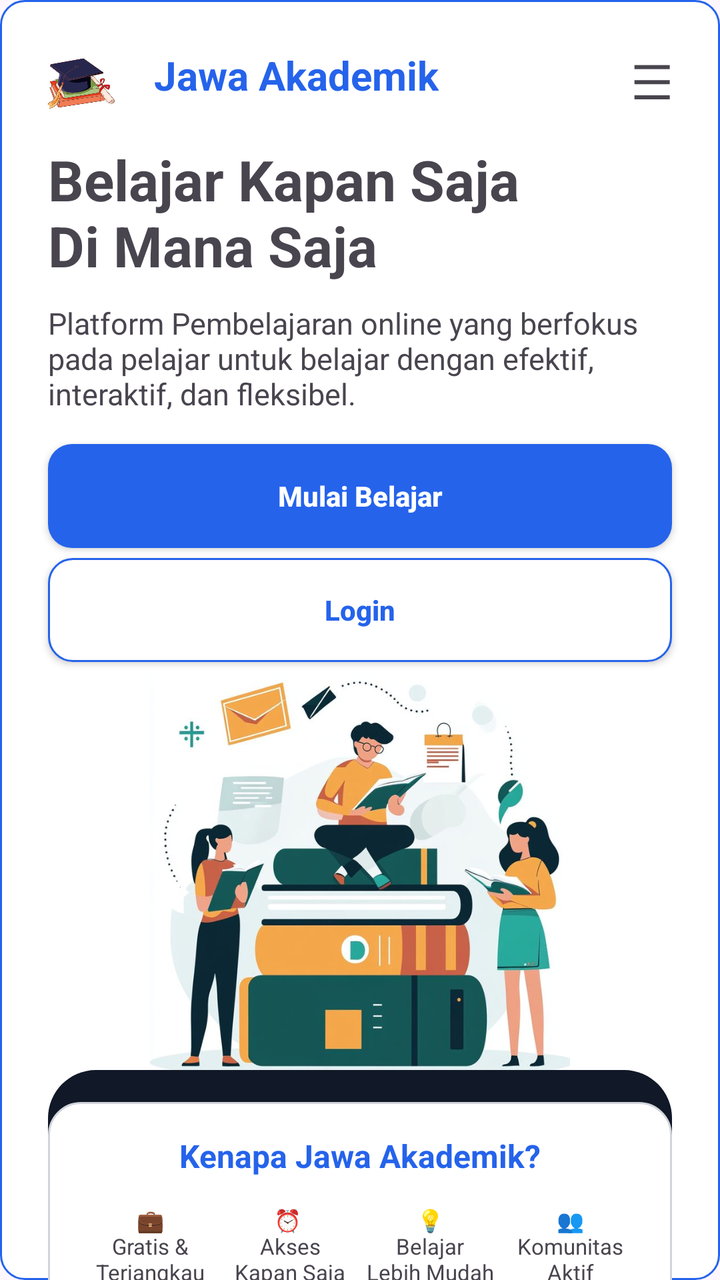
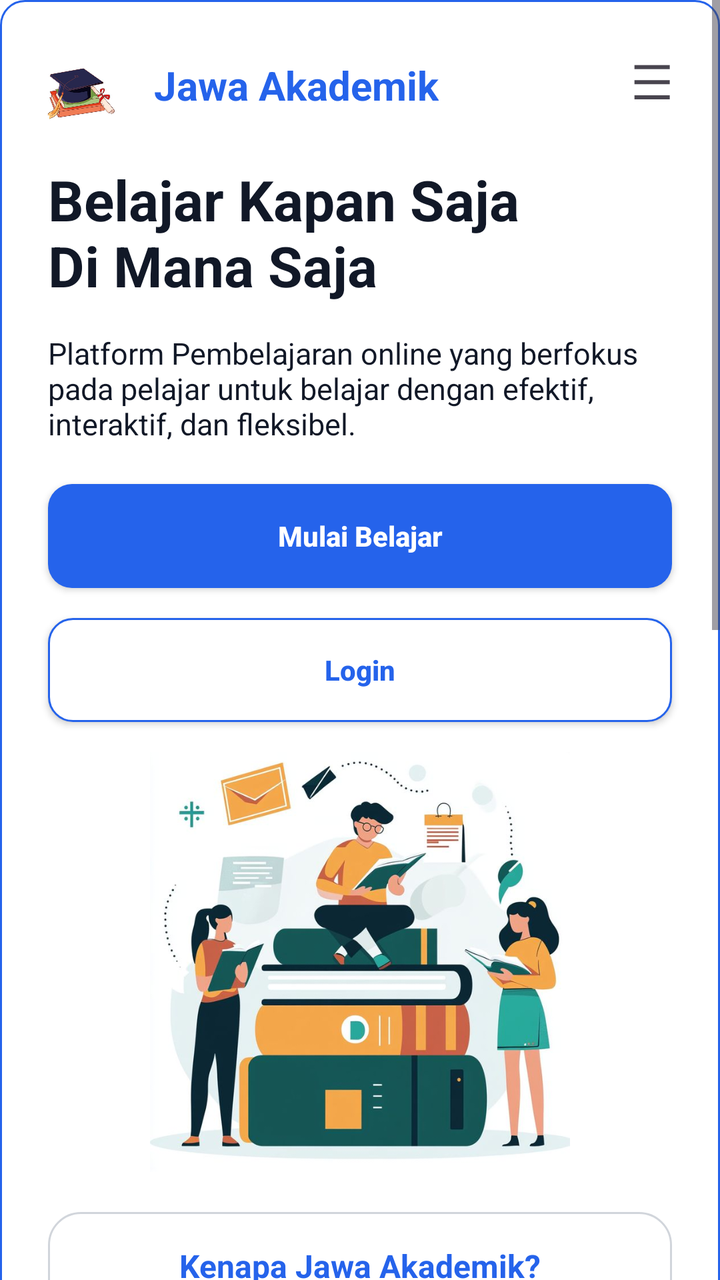

Screens rendered from an Android XML layout before and after an edit, with the pre-edit source and the edit as a unified diff.
<!-- AndroidManifest.xml: application theme Theme.JawaAkademik -->
<!-- res/layout/activity_landing.xml -->
<?xml version="1.0" encoding="utf-8"?>
<androidx.constraintlayout.widget.ConstraintLayout xmlns:android="http://schemas.android.com/apk/res/android"
    xmlns:app="http://schemas.android.com/apk/res-auto"
    xmlns:tools="http://schemas.android.com/tools"
    android:id="@+id/main"
    android:layout_width="match_parent"
    android:layout_height="match_parent"
    android:background="@drawable/bg_button_outline"
    tools:context=".LandingActivity">

    <TextView
        android:id="@+id/txtJudul"
        android:layout_width="wrap_content"
        android:layout_height="wrap_content"
        android:layout_marginStart="10dp"
        android:layout_marginTop="24dp"
        android:text="Jawa Akademik"
        android:textColor="@color/blue_primary"
        android:textSize="20sp"
        android:textStyle="bold"
        app:layout_constraintStart_toEndOf="@+id/imgLandingLogo"
        app:layout_constraintTop_toTopOf="parent" />

    <ImageView
        android:id="@+id/imgLandingLogo"
        android:layout_width="52dp"
        android:layout_height="56dp"
        android:layout_marginStart="10dp"
        android:layout_marginTop="15dp"
        android:layout_marginEnd="10dp"
        android:scaleType="centerInside"
        app:layout_constraintEnd_toEndOf="parent"
        app:layout_constraintHorizontal_bias="0.017"
        app:layout_constraintStart_toStartOf="parent"
        app:layout_constraintTop_toTopOf="parent"
        app:srcCompat="@drawable/image_login" />

    <TextView
        android:id="@+id/txtMenu"
        android:layout_width="wrap_content"
        android:layout_height="wrap_content"
        android:layout_marginTop="24dp"
        android:layout_marginEnd="24dp"
        android:text="☰"
        android:textSize="24sp"
        app:layout_constraintEnd_toEndOf="parent"
        app:layout_constraintTop_toTopOf="parent" />

    <TextView
        android:id="@+id/txtTitle"
        android:layout_width="0dp"
        android:layout_height="wrap_content"
        android:layout_marginStart="24dp"
        android:layout_marginTop="20dp"
        android:layout_marginEnd="24dp"
        android:text="Belajar Kapan Saja\nDi Mana Saja"
        android:textSize="28sp"
        android:textStyle="bold"
        app:layout_constraintEnd_toEndOf="parent"
        app:layout_constraintHorizontal_bias="0.0"
        app:layout_constraintStart_toStartOf="parent"
        app:layout_constraintTop_toBottomOf="@+id/txtJudul" />

    <TextView
        android:id="@+id/txtDeescription"
        android:layout_width="0dp"
        android:layout_height="wrap_content"
        android:layout_marginStart="24dp"
        android:layout_marginTop="10dp"
        android:layout_marginEnd="24dp"
        android:text="Platform Pembelajaran online yang berfokus pada pelajar untuk belajar dengan efektif, interaktif, dan fleksibel."
        android:textSize="15sp"
        app:layout_constraintEnd_toEndOf="parent"
        app:layout_constraintStart_toStartOf="parent"
        app:layout_constraintTop_toBottomOf="@+id/txtTitle" />

    <androidx.appcompat.widget.AppCompatButton
        android:id="@+id/btnMulai"
        android:layout_width="0dp"
        android:layout_height="52dp"
        android:layout_marginStart="24dp"
        android:layout_marginTop="15dp"
        android:layout_marginEnd="24dp"
        android:background="@drawable/bg_button_primary"
        android:backgroundTint="@color/blue_primary"
        android:text="Mulai Belajar"
        android:textAllCaps="false"
        android:textColor="@color/white"
        android:textStyle="bold"
        app:layout_constraintEnd_toEndOf="parent"
        app:layout_constraintHorizontal_bias="1.0"
        app:layout_constraintStart_toStartOf="parent"
        app:layout_constraintTop_toBottomOf="@+id/txtDeescription" />

    <androidx.appcompat.widget.AppCompatButton
        android:id="@+id/btnLogin"
        android:layout_width="0dp"
        android:layout_height="52dp"
        android:layout_marginStart="24dp"
        android:layout_marginTop="5dp"
        android:layout_marginEnd="24dp"
        android:background="@drawable/bg_button_outline"
        android:backgroundTint="@null"
        android:text="Login"
        android:textAllCaps="false"
        android:textColor="@color/blue_primary"
        android:textStyle="bold"
        app:layout_constraintEnd_toEndOf="parent"
        app:layout_constraintStart_toStartOf="parent"
        app:layout_constraintTop_toBottomOf="@+id/btnMulai" />

    <ImageView
        android:id="@+id/imgHero"
        android:layout_width="0dp"
        android:layout_height="210dp"
        android:layout_marginStart="24dp"
        android:layout_marginTop="5dp"
        android:layout_marginEnd="24dp"
        android:scaleType="centerInside"
        app:layout_constraintEnd_toEndOf="parent"
        app:layout_constraintStart_toStartOf="parent"
        app:layout_constraintTop_toBottomOf="@+id/btnLogin"
        app:srcCompat="@drawable/image_student" />

    <LinearLayout
        android:id="@+id/layoutFeatureBox"
        android:layout_width="0dp"
        android:layout_height="100dp"
        android:layout_marginStart="24dp"
        android:layout_marginTop="8dp"
        android:layout_marginEnd="24dp"
        android:layout_marginBottom="24dp"
        android:background="@drawable/bg_feature_box"
        android:orientation="horizontal"
        android:padding="18dp"
        app:layout_constraintBottom_toBottomOf="parent"
        app:layout_constraintEnd_toEndOf="parent"
        app:layout_constraintHorizontal_bias="0.0"
        app:layout_constraintStart_toStartOf="parent"
        app:layout_constraintTop_toBottomOf="@+id/imgHero">

        <TextView
            android:id="@+id/txtFeatureMater"
            android:layout_width="0dp"
            android:layout_height="match_parent"
            android:layout_weight="1"
            android:gravity="center"
            android:text="📚\nMateri\nLengkap"
            android:textColor="@color/white"
            android:textSize="12sp" />

        <TextView
            android:id="@+id/txtFeatureVideo"
            android:layout_width="0dp"
            android:layout_height="match_parent"
            android:layout_weight="1"
            android:gravity="center"
            android:text="▶️\nVideo\nInteraktif"
            android:textColor="@color/white"
            android:textSize="12sp" />

        <TextView
            android:id="@+id/txtFeatureForum"
            android:layout_width="0dp"
            android:layout_height="match_parent"
            android:layout_weight="1"
            android:gravity="center"
            android:text="💬\nForum\nDiskusi"
            android:textColor="@color/white"
            android:textSize="12sp" />

        <TextView
            android:id="@+id/txtFeatureAbsensi"
            android:layout_width="0dp"
            android:layout_height="match_parent"
            android:layout_weight="1"
            android:gravity="center"
            android:text="✅\nAbsensi\nOtomatis"
            android:textColor="@color/white"
            android:textSize="12sp" />

    </LinearLayout>

    <LinearLayout
        android:id="@+id/layoutWhy"
        android:layout_width="0dp"
        android:layout_height="wrap_content"
        android:layout_marginStart="24dp"
        android:layout_marginTop="5dp"
        android:layout_marginEnd="24dp"
        android:background="@drawable/bg_card_white"
        android:orientation="vertical"
        android:padding="16dp"
        app:layout_constraintEnd_toEndOf="parent"
        app:layout_constraintHorizontal_bias="1.0"
        app:layout_constraintStart_toStartOf="parent"
        app:layout_constraintTop_toBottomOf="@+id/imgHero">

        <TextView
            android:id="@+id/txtWhyTitle"
            android:layout_width="match_parent"
            android:layout_height="wrap_content"
            android:gravity="center"
            android:text="Kenapa Jawa Akademik?"
            android:textColor="@color/blue_primary"
            android:textSize="16sp"
            android:textStyle="bold" />

        <LinearLayout
            android:id="@+id/LayoutBenefit"
            android:layout_width="match_parent"
            android:layout_height="match_parent"
            android:layout_marginTop="14dp"
            android:orientation="horizontal">

            <TextView
                android:id="@+id/txtGratis"
                android:layout_width="0dp"
                android:layout_height="wrap_content"
                android:layout_weight="1"
                android:gravity="center"
                android:text="💼\nGratis &amp;\nTerjangkau"
                android:textSize="11sp" />

            <TextView
                android:id="@+id/txtAkses"
                android:layout_width="0dp"
                android:layout_height="wrap_content"
                android:layout_weight="1"
                android:gravity="center"
                android:text="⏰ \nAkses\nKapan Saja"
                android:textSize="11sp" />

            <TextView
                android:id="@+id/txtMudah"
                android:layout_width="0dp"
                android:layout_height="wrap_content"
                android:layout_weight="1"
                android:gravity="center"
                android:text="💡\nBelajar\nLebih Mudah"
                android:textSize="11sp" />

            <TextView
                android:id="@+id/txtKomunitas"
                android:layout_width="0dp"
                android:layout_height="wrap_content"
                android:layout_weight="1"
                android:gravity="center"
                android:text="👥\nKomunitas\nAktif"
                android:textSize="11sp" />

        </LinearLayout>

    </LinearLayout>

    <LinearLayout
        android:id="@+id/layoutStatistik"
        android:layout_width="0dp"
        android:layout_height="wrap_content"
        android:layout_marginStart="24dp"
        android:layout_marginTop="8dp"
        android:layout_marginEnd="24dp"
        android:background="@drawable/bg_card_white"
        android:orientation="vertical"
        android:padding="16dp"
        app:layout_constraintEnd_toEndOf="parent"
        app:layout_constraintHorizontal_bias="0.0"
        app:layout_constraintStart_toStartOf="parent"
        app:layout_constraintTop_toBottomOf="@+id/layoutFeatureBox">

        <TextView
            android:id="@+id/txtStatistikTitle"
            android:layout_width="match_parent"
            android:layout_height="wrap_content"
            android:gravity="center"
            android:text="Statistik Pengguna"
            android:textColor="@color/blue_primary"
            android:textSize="16sp"
            android:textStyle="bold" />

        <LinearLayout
            android:id="@+id/layoutStatistikItem"
            android:layout_width="match_parent"
            android:layout_height="wrap_content"
            android:layout_marginTop="14dp"
            android:orientation="horizontal">

            <TextView
                android:id="@+id/txtStatSiswa"
                android:layout_width="0dp"
                android:layout_height="wrap_content"
                android:layout_weight="1"
                android:gravity="center"
                android:text="👤\n12.500+\nSiswa Aktif"
                android:textSize="11sp" />

            <TextView
                android:id="@+id/txtStatMateri"
                android:layout_width="0dp"
                android:layout_height="wrap_content"
                android:layout_weight="1"
                android:gravity="center"
                android:text="📖 \n10+ \nMateri"
                android:textSize="11sp" />

            <TextView
                android:id="@+id/txtStatDiskusi"
                android:layout_width="0dp"
                android:layout_height="wrap_content"
                android:layout_weight="1"
                android:gravity="center"
                android:text="💬 \n50+\nDiskusi"
                android:textSize="11sp" />
        </LinearLayout>
    </LinearLayout>

</androidx.constraintlayout.widget.ConstraintLayout>
<!-- resources referenced by this layout -->
<resources>
  <color name="blue_primary">#2563EB</color>
  <color name="white">#FFFFFF</color>
  <!-- drawable bg_button_outline (drawable) -->
  <?xml version="1.0" encoding="utf-8"?>
  <shape xmlns:android="http://schemas.android.com/apk/res/android">
      <solid android:color="@color/white"/>
      <stroke
          android:width="1dp"
          android:color="@color/blue_primary"/>
      <corners android:radius="12dp"/>
  </shape>
  <!-- drawable bg_button_primary (drawable) -->
  <?xml version="1.0" encoding="utf-8"?>
  <shape xmlns:android="http://schemas.android.com/apk/res/android">
      <solid android:color="@color/blue_primary"/>
      <corners android:radius="12dp"/>
  </shape>
  <!-- drawable bg_card_white (drawable) -->
  <?xml version="1.0" encoding="utf-8"?>
  <shape xmlns:android="http://schemas.android.com/apk/res/android">
  <solid android:color="@color/white" />
  <stroke
      android:width="1dp"
      android:color="#D1D5DB" />
  <corners android:radius="16dp" />
  </shape>
  <!-- drawable bg_feature_box (drawable) -->
  <?xml version="1.0" encoding="utf-8"?>
  <shape xmlns:android="http://schemas.android.com/apk/res/android">
      <solid android:color="@color/black_soft"/>
      <corners android:radius="24dp"/>
  </shape>
  <!-- drawable image_login: jpg bitmap (drawable, 17799 bytes) -->
  <!-- drawable image_student: jpg bitmap (drawable, 52410 bytes) -->
  <style name="Theme.JawaAkademik" parent="Base.Theme.JawaAkademik" />
  <color name="black_soft">#111827</color>
  <style name="Base.Theme.JawaAkademik" parent="Theme.Material3.DayNight.NoActionBar">
          
          
      </style>
</resources>

<!-- the commit's change to res/layout/activity_landing.xml (unified diff, before → after) -->
@@ -1,317 +1,376 @@
 <?xml version="1.0" encoding="utf-8"?>
-<androidx.constraintlayout.widget.ConstraintLayout xmlns:android="http://schemas.android.com/apk/res/android"
+<ScrollView xmlns:android="http://schemas.android.com/apk/res/android"
     xmlns:app="http://schemas.android.com/apk/res-auto"
     xmlns:tools="http://schemas.android.com/tools"
-    android:id="@+id/main"
     android:layout_width="match_parent"
     android:layout_height="match_parent"
-    android:background="@drawable/bg_button_outline"
-    tools:context=".LandingActivity">
-
-    <TextView
-        android:id="@+id/txtJudul"
-        android:layout_width="wrap_content"
-        android:layout_height="wrap_content"
-        android:layout_marginStart="10dp"
-        android:layout_marginTop="24dp"
-        android:text="Jawa Akademik"
-        android:textColor="@color/blue_primary"
-        android:textSize="20sp"
-        android:textStyle="bold"
-        app:layout_constraintStart_toEndOf="@+id/imgLandingLogo"
-        app:layout_constraintTop_toTopOf="parent" />
-
-    <ImageView
-        android:id="@+id/imgLandingLogo"
-        android:layout_width="52dp"
-        android:layout_height="56dp"
-        android:layout_marginStart="10dp"
-        android:layout_marginTop="15dp"
-        android:layout_marginEnd="10dp"
-        android:scaleType="centerInside"
-        app:layout_constraintEnd_toEndOf="parent"
-        app:layout_constraintHorizontal_bias="0.017"
-        app:layout_constraintStart_toStartOf="parent"
-        app:layout_constraintTop_toTopOf="parent"
-        app:srcCompat="@drawable/image_login" />
-
-    <TextView
-        android:id="@+id/txtMenu"
-        android:layout_width="wrap_content"
-        android:layout_height="wrap_content"
-        android:layout_marginTop="24dp"
-        android:layout_marginEnd="24dp"
-        android:text="☰"
-        android:textSize="24sp"
-        app:layout_constraintEnd_toEndOf="parent"
-        app:layout_constraintTop_toTopOf="parent" />
-
-    <TextView
-        android:id="@+id/txtTitle"
-        android:layout_width="0dp"
-        android:layout_height="wrap_content"
-        android:layout_marginStart="24dp"
-        android:layout_marginTop="20dp"
-        android:layout_marginEnd="24dp"
-        android:text="Belajar Kapan Saja\nDi Mana Saja"
-        android:textSize="28sp"
-        android:textStyle="bold"
-        app:layout_constraintEnd_toEndOf="parent"
-        app:layout_constraintHorizontal_bias="0.0"
-        app:layout_constraintStart_toStartOf="parent"
-        app:layout_constraintTop_toBottomOf="@+id/txtJudul" />
-
-    <TextView
-        android:id="@+id/txtDeescription"
-        android:layout_width="0dp"
-        android:layout_height="wrap_content"
-        android:layout_marginStart="24dp"
-        android:layout_marginTop="10dp"
-        android:layout_marginEnd="24dp"
-        android:text="Platform Pembelajaran online yang berfokus pada pelajar untuk belajar dengan efektif, interaktif, dan fleksibel."
-        android:textSize="15sp"
-        app:layout_constraintEnd_toEndOf="parent"
-        app:layout_constraintStart_toStartOf="parent"
-        app:layout_constraintTop_toBottomOf="@+id/txtTitle" />
-
-    <androidx.appcompat.widget.AppCompatButton
-        android:id="@+id/btnMulai"
-        android:layout_width="0dp"
-        android:layout_height="52dp"
-        android:layout_marginStart="24dp"
-        android:layout_marginTop="15dp"
-        android:layout_marginEnd="24dp"
-        android:background="@drawable/bg_button_primary"
-        android:backgroundTint="@color/blue_primary"
-        android:text="Mulai Belajar"
-        android:textAllCaps="false"
-        android:textColor="@color/white"
-        android:textStyle="bold"
-        app:layout_constraintEnd_toEndOf="parent"
-        app:layout_constraintHorizontal_bias="1.0"
-        app:layout_constraintStart_toStartOf="parent"
-        app:layout_constraintTop_toBottomOf="@+id/txtDeescription" />
-
-    <androidx.appcompat.widget.AppCompatButton
-        android:id="@+id/btnLogin"
-        android:layout_width="0dp"
-        android:layout_height="52dp"
-        android:layout_marginStart="24dp"
-        android:layout_marginTop="5dp"
-        android:layout_marginEnd="24dp"
+    android:background="@color/white"
+    android:fillViewport="true">
+
+    <androidx.constraintlayout.widget.ConstraintLayout
+        android:id="@+id/main"
+        android:layout_width="match_parent"
+        android:layout_height="match_parent"
         android:background="@drawable/bg_button_outline"
-        android:backgroundTint="@null"
-        android:text="Login"
-        android:textAllCaps="false"
-        android:textColor="@color/blue_primary"
-        android:textStyle="bold"
-        app:layout_constraintEnd_toEndOf="parent"
-        app:layout_constraintStart_toStartOf="parent"
-        app:layout_constraintTop_toBottomOf="@+id/btnMulai" />
-
-    <ImageView
-        android:id="@+id/imgHero"
-        android:layout_width="0dp"
-        android:layout_height="210dp"
-        android:layout_marginStart="24dp"
-        android:layout_marginTop="5dp"
-        android:layout_marginEnd="24dp"
-        android:scaleType="centerInside"
-        app:layout_constraintEnd_toEndOf="parent"
-        app:layout_constraintStart_toStartOf="parent"
-        app:layout_constraintTop_toBottomOf="@+id/btnLogin"
-        app:srcCompat="@drawable/image_student" />
-
-    <LinearLayout
-        android:id="@+id/layoutFeatureBox"
-        android:layout_width="0dp"
-        android:layout_height="100dp"
-        android:layout_marginStart="24dp"
-        android:layout_marginTop="8dp"
-        android:layout_marginEnd="24dp"
-        android:layout_marginBottom="24dp"
-        android:background="@drawable/bg_feature_box"
-        android:orientation="horizontal"
-        android:padding="18dp"
-        app:layout_constraintBottom_toBottomOf="parent"
-        app:layout_constraintEnd_toEndOf="parent"
-        app:layout_constraintHorizontal_bias="0.0"
-        app:layout_constraintStart_toStartOf="parent"
-        app:layout_constraintTop_toBottomOf="@+id/imgHero">
+        tools:context=".LandingActivity">
 
         <TextView
-            android:id="@+id/txtFeatureMater"
-            android:layout_width="0dp"
-            android:layout_height="match_parent"
-            android:layout_weight="1"
-            android:gravity="center"
-            android:text="📚\nMateri\nLengkap"
+            android:id="@+id/txtJudul"
+            android:layout_width="wrap_content"
+            android:layout_height="wrap_content"
+            android:layout_marginStart="10dp"
+            android:layout_marginTop="29dp"
+            android:text="Jawa Akademik"
+            android:textColor="@color/blue_primary"
+            android:textSize="20sp"
+            android:textStyle="bold"
+            app:layout_constraintStart_toEndOf="@+id/imgLandingLogo"
+            app:layout_constraintTop_toTopOf="parent" />
+
+        <ImageView
+            android:id="@+id/imgLandingLogo"
+            android:layout_width="52dp"
+            android:layout_height="56dp"
+            android:layout_marginStart="10dp"
+            android:layout_marginTop="20dp"
+            android:layout_marginEnd="10dp"
+            android:scaleType="centerInside"
+            app:layout_constraintEnd_toEndOf="parent"
+            app:layout_constraintHorizontal_bias="0.017"
+            app:layout_constraintStart_toStartOf="parent"
+            app:layout_constraintTop_toTopOf="parent"
+            app:srcCompat="@drawable/image_login" />
+
+        <TextView
+            android:id="@+id/txtMenu"
+            android:layout_width="wrap_content"
+            android:layout_height="wrap_content"
+            android:layout_marginTop="24dp"
+            android:layout_marginEnd="24dp"
+            android:text="☰"
+            android:textSize="24sp"
+            app:layout_constraintEnd_toEndOf="parent"
+            app:layout_constraintTop_toTopOf="parent" />
+
+        <TextView
+            android:id="@+id/txtTitle"
+            android:layout_width="0dp"
+            android:layout_height="wrap_content"
+            android:layout_marginStart="24dp"
+            android:layout_marginTop="25dp"
+            android:layout_marginEnd="24dp"
+            android:text="Belajar Kapan Saja\nDi Mana Saja"
+            android:textColor="@color/black_soft"
+            android:textSize="28sp"
+            android:textStyle="bold"
+            app:layout_constraintEnd_toEndOf="parent"
+            app:layout_constraintHorizontal_bias="0.0"
+            app:layout_constraintStart_toStartOf="parent"
+            app:layout_constraintTop_toBottomOf="@+id/txtJudul" />
+
+        <TextView
+            android:id="@+id/txtDeescription"
+            android:layout_width="0dp"
+            android:layout_height="wrap_content"
+            android:layout_marginStart="24dp"
+            android:layout_marginTop="15dp"
+            android:layout_marginEnd="24dp"
+            android:text="Platform Pembelajaran online yang berfokus pada pelajar untuk belajar dengan efektif, interaktif, dan fleksibel."
+            android:textColor="@color/black_soft"
+            android:textSize="15sp"
+            app:layout_constraintEnd_toEndOf="parent"
+            app:layout_constraintStart_toStartOf="parent"
+            app:layout_constraintTop_toBottomOf="@+id/txtTitle" />
+
+        <androidx.appcompat.widget.AppCompatButton
+            android:id="@+id/btnMulai"
+            android:layout_width="0dp"
+            android:layout_height="52dp"
+            android:layout_marginStart="24dp"
+            android:layout_marginTop="20dp"
+            android:layout_marginEnd="24dp"
+            android:background="@drawable/bg_button_primary"
+            android:backgroundTint="@color/blue_primary"
+            android:text="Mulai Belajar"
+            android:textAllCaps="false"
             android:textColor="@color/white"
-            android:textSize="12sp" />
-
-        <TextView
-            android:id="@+id/txtFeatureVideo"
-            android:layout_width="0dp"
-            android:layout_height="match_parent"
-            android:layout_weight="1"
-            android:gravity="center"
-            android:text="▶️\nVideo\nInteraktif"
-            android:textColor="@color/white"
-            android:textSize="12sp" />
-
-        <TextView
-            android:id="@+id/txtFeatureForum"
-            android:layout_width="0dp"
-            android:layout_height="match_parent"
-            android:layout_weight="1"
-            android:gravity="center"
-            android:text="💬\nForum\nDiskusi"
-            android:textColor="@color/white"
-            android:textSize="12sp" />
-
-        <TextView
-            android:id="@+id/txtFeatureAbsensi"
-            android:layout_width="0dp"
-            android:layout_height="match_parent"
-            android:layout_weight="1"
-            android:gravity="center"
-            android:text="✅\nAbsensi\nOtomatis"
-            android:textColor="@color/white"
-            android:textSize="12sp" />
-
-    </LinearLayout>
-
-    <LinearLayout
-        android:id="@+id/layoutWhy"
-        android:layout_width="0dp"
-        android:layout_height="wrap_content"
-        android:layout_marginStart="24dp"
-        android:layout_marginTop="5dp"
-        android:layout_marginEnd="24dp"
-        android:background="@drawable/bg_card_white"
-        android:orientation="vertical"
-        android:padding="16dp"
-        app:layout_constraintEnd_toEndOf="parent"
-        app:layout_constraintHorizontal_bias="1.0"
-        app:layout_constraintStart_toStartOf="parent"
-        app:layout_constraintTop_toBottomOf="@+id/imgHero">
-
-        <TextView
-            android:id="@+id/txtWhyTitle"
-            android:layout_width="match_parent"
-            android:layout_height="wrap_content"
-            android:gravity="center"
-            android:text="Kenapa Jawa Akademik?"
+            android:textStyle="bold"
+            app:layout_constraintEnd_toEndOf="parent"
+            app:layout_constraintHorizontal_bias="1.0"
+            app:layout_constraintStart_toStartOf="parent"
+            app:layout_constraintTop_toBottomOf="@+id/txtDeescription" />
+
+        <androidx.appcompat.widget.AppCompatButton
+            android:id="@+id/btnLogin"
+            android:layout_width="0dp"
+            android:layout_height="52dp"
+            android:layout_marginStart="24dp"
+            android:layout_marginTop="15dp"
+            android:layout_marginEnd="24dp"
+            android:background="@drawable/bg_button_outline"
+            android:backgroundTint="@null"
+            android:text="Login"
+            android:textAllCaps="false"
             android:textColor="@color/blue_primary"
-            android:textSize="16sp"
-            android:textStyle="bold" />
+            android:textStyle="bold"
+            app:layout_constraintEnd_toEndOf="parent"
+            app:layout_constraintStart_toStartOf="parent"
+            app:layout_constraintTop_toBottomOf="@+id/btnMulai" />
+
+        <ImageView
+            android:id="@+id/imgHero"
+            android:layout_width="0dp"
+            android:layout_height="210dp"
+            android:layout_marginStart="24dp"
+            android:layout_marginTop="15dp"
+            android:layout_marginEnd="24dp"
+            android:scaleType="centerInside"
+            app:layout_constraintEnd_toEndOf="parent"
+            app:layout_constraintStart_toStartOf="parent"
+            app:layout_constraintTop_toBottomOf="@+id/btnLogin"
+            app:srcCompat="@drawable/image_student" />
 
         <LinearLayout
-            android:id="@+id/LayoutBenefit"
-            android:layout_width="match_parent"
-            android:layout_height="match_parent"
-            android:layout_marginTop="14dp"
-            android:orientation="horizontal">
-
-            <TextView
-                android:id="@+id/txtGratis"
-                android:layout_width="0dp"
-                android:layout_height="wrap_content"
-                android:layout_weight="1"
+            android:id="@+id/layoutWhy"
+            android:layout_width="0dp"
+            android:layout_height="wrap_content"
+            android:layout_marginStart="24dp"
+            android:layout_marginTop="20dp"
+            android:layout_marginEnd="24dp"
+            android:background="@drawable/bg_card_white"
+            android:orientation="vertical"
+            android:padding="16dp"
+            app:layout_constraintEnd_toEndOf="parent"
+            app:layout_constraintHorizontal_bias="0.0"
+            app:layout_constraintStart_toStartOf="parent"
+            app:layout_constraintTop_toBottomOf="@+id/imgHero">
+
+            <TextView
+                android:id="@+id/txtWhyTitle"
+                android:layout_width="match_parent"
+                android:layout_height="wrap_content"
                 android:gravity="center"
-                android:text="💼\nGratis &amp;\nTerjangkau"
-                android:textSize="11sp" />
-
-            <TextView
-                android:id="@+id/txtAkses"
-                android:layout_width="0dp"
-                android:layout_height="wrap_content"
-                android:layout_weight="1"
+                android:text="Kenapa Jawa Akademik?"
+                android:textColor="@color/blue_primary"
+                android:textSize="16sp"
+                android:textStyle="bold" />
+
+            <LinearLayout
+                android:id="@+id/LayoutBenefit"
+                android:layout_width="match_parent"
+                android:layout_height="match_parent"
+                android:layout_marginTop="14dp"
+                android:orientation="horizontal">
+
+                <TextView
+                    android:id="@+id/txtGratis"
+                    android:layout_width="0dp"
+                    android:layout_height="wrap_content"
+                    android:layout_weight="1"
+                    android:gravity="center"
+                    android:text="💼\nGratis &amp;\nTerjangkau"
+                    android:textSize="11sp" />
+
+                <TextView
+                    android:id="@+id/txtAkses"
+                    android:layout_width="0dp"
+                    android:layout_height="wrap_content"
+                    android:layout_weight="1"
+                    android:gravity="center"
+                    android:text="⏰ \nAkses\nKapan Saja"
+                    android:textSize="11sp" />
+
+                <TextView
+                    android:id="@+id/txtMudah"
+                    android:layout_width="0dp"
+                    android:layout_height="wrap_content"
+                    android:layout_weight="1"
+                    android:gravity="center"
+                    android:text="💡\nBelajar\nLebih Mudah"
+                    android:textSize="11sp" />
+
+                <TextView
+                    android:id="@+id/txtKomunitas"
+                    android:layout_width="0dp"
+                    android:layout_height="wrap_content"
+                    android:layout_weight="1"
+                    android:gravity="center"
+                    android:text="👥\nKomunitas\nAktif"
+                    android:textSize="11sp" />
+
+            </LinearLayout>
+
+        </LinearLayout>
+
+        <LinearLayout
+            android:id="@+id/layoutStatistik"
+            android:layout_width="0dp"
+            android:layout_height="wrap_content"
+            android:layout_marginStart="24dp"
+            android:layout_marginTop="20dp"
+            android:layout_marginEnd="24dp"
+            android:background="@drawable/bg_card_white"
+            android:orientation="vertical"
+            android:padding="16dp"
+            app:layout_constraintEnd_toEndOf="parent"
+            app:layout_constraintHorizontal_bias="0.0"
+            app:layout_constraintStart_toStartOf="parent"
+            app:layout_constraintTop_toBottomOf="@+id/layoutWhy">
+
+            <TextView
+                android:id="@+id/txtStatistikTitle"
+                android:layout_width="match_parent"
+                android:layout_height="wrap_content"
                 android:gravity="center"
-                android:text="⏰ \nAkses\nKapan Saja"
-                android:textSize="11sp" />
-
-            <TextView
-                android:id="@+id/txtMudah"
-                android:layout_width="0dp"
-                android:layout_height="wrap_content"
-                android:layout_weight="1"
-                android:gravity="center"
-                android:text="💡\nBelajar\nLebih Mudah"
-                android:textSize="11sp" />
-
-            <TextView
-                android:id="@+id/txtKomunitas"
-                android:layout_width="0dp"
-                android:layout_height="wrap_content"
-                android:layout_weight="1"
-                android:gravity="center"
-                android:text="👥\nKomunitas\nAktif"
-                android:textSize="11sp" />
-
+                android:text="Statistik Pengguna"
+                android:textColor="@color/blue_primary"
+                android:textSize="16sp"
+                android:textStyle="bold" />
+
+            <LinearLayout
+                android:id="@+id/layoutStatistikItem"
+                android:layout_width="match_parent"
+                android:layout_height="wrap_content"
+                android:layout_marginTop="14dp"
+                android:orientation="horizontal">
+
+                <TextView
+                    android:id="@+id/txtStatSiswa"
+                    android:layout_width="0dp"
+                    android:layout_height="wrap_content"
+                    android:layout_weight="1"
+                    android:gravity="center"
+                    android:text="👤\n100+\nSiswa Aktif"
+                    android:textSize="11sp" />
+
+                <TextView
+                    android:id="@+id/txtStatMateri"
+                    android:layout_width="0dp"
+                    android:layout_height="wrap_content"
+                    android:layout_weight="1"
+                    android:gravity="center"
+                    android:text="📖 \n10+ \nMateri"
+                    android:textSize="11sp" />
+
+                <TextView
+                    android:id="@+id/txtStatDiskusi"
+                    android:layout_width="0dp"
+                    android:layout_height="wrap_content"
+                    android:layout_weight="1"
+                    android:gravity="center"
+                    android:text="💬 \n50+\nDiskusi"
+                    android:textSize="11sp" />
+            </LinearLayout>
         </LinearLayout>
 
-    </LinearLayout>
-
-    <LinearLayout
-        android:id="@+id/layoutStatistik"
-        android:layout_width="0dp"
-        android:layout_height="wrap_content"
-        android:layout_marginStart="24dp"
-        android:layout_marginTop="8dp"
-        android:layout_marginEnd="24dp"
-        android:background="@drawable/bg_card_white"
-        android:orientation="vertical"
-        android:padding="16dp"
-        app:layout_constraintEnd_toEndOf="parent"
-        app:layout_constraintHorizontal_bias="0.0"
-        app:layout_constraintStart_toStartOf="parent"
-        app:layout_constraintTop_toBottomOf="@+id/layoutFeatureBox">
-
-        <TextView
-            android:id="@+id/txtStatistikTitle"
-            android:layout_width="match_parent"
-            android:layout_height="wrap_content"
-            android:gravity="center"
-            android:text="Statistik Pengguna"
-            android:textColor="@color/blue_primary"
-            android:textSize="16sp"
-            android:textStyle="bold" />
-
         <LinearLayout
-            android:id="@+id/layoutStatistikItem"
-            android:layout_width="match_parent"
-            android:layout_height="wrap_content"
-            android:layout_marginTop="14dp"
-            android:orientation="horizontal">
-
-            <TextView
-                android:id="@+id/txtStatSiswa"
-                android:layout_width="0dp"
-                android:layout_height="wrap_content"
-                android:layout_weight="1"
-                android:gravity="center"
-                android:text="👤\n12.500+\nSiswa Aktif"
-                android:textSize="11sp" />
-
-            <TextView
-                android:id="@+id/txtStatMateri"
-                android:layout_width="0dp"
-                android:layout_height="wrap_content"
-                android:layout_weight="1"
-                android:gravity="center"
-                android:text="📖 \n10+ \nMateri"
-                android:textSize="11sp" />
-
-            <TextView
-                android:id="@+id/txtStatDiskusi"
-                android:layout_width="0dp"
-                android:layout_height="wrap_content"
-                android:layout_weight="1"
-                android:gravity="center"
-                android:text="💬 \n50+\nDiskusi"
-                android:textSize="11sp" />
+            android:id="@+id/layoutKepuasan"
+            android:layout_width="0dp"
+            android:layout_height="wrap_content"
+            android:layout_marginStart="24dp"
+            android:layout_marginTop="20dp"
+            android:layout_marginEnd="24dp"
+            android:layout_marginBottom="24dp"
+            android:background="@drawable/bg_card_white"
+            android:elevation="4dp"
+            android:orientation="vertical"
+            android:padding="16dp"
+            app:layout_constraintBottom_toBottomOf="parent"
+            app:layout_constraintEnd_toEndOf="parent"
+            app:layout_constraintHorizontal_bias="0.0"
+            app:layout_constraintStart_toStartOf="parent"
+            app:layout_constraintTop_toBottomOf="@+id/layoutStatistik"
+            app:layout_constraintVertical_bias="0.0">
+
+            <TextView
+                android:id="@+id/txtKepuasanTitle"
+                android:layout_width="match_parent"
+                android:layout_height="wrap_content"
+                android:text="Kepuasan Pengguna"
+                android:textColor="@color/blue_primary"
+                android:textSize="16sp"
+                android:textStyle="bold" />
+
+            <LinearLayout
+                android:id="@+id/layoutLikeComment"
+                android:layout_width="match_parent"
+                android:layout_height="wrap_content"
+                android:layout_marginTop="12dp"
+                android:orientation="horizontal">
+
+                <TextView
+                    android:id="@+id/txtTotalLike"
+                    android:layout_width="0dp"
+                    android:layout_height="wrap_content"
+                    android:layout_weight="1"
+                    android:background="@drawable/bg_comment_item"
+                    android:gravity="center"
+                    android:padding="12dp"
+                    android:text="❤️ 20\nOrang suka"
+                    android:textColor="@color/black_soft"
+                    android:textSize="12sp"
+                    android:textStyle="bold" />
+
+                <TextView
+                    android:id="@+id/txtTotalComment"
+                    android:layout_width="0dp"
+                    android:layout_height="wrap_content"
+                    android:layout_marginStart="10dp"
+                    android:layout_weight="1"
+                    android:background="@drawable/bg_comment_item"
+                    android:gravity="center"
+                    android:padding="12dp"
+                    android:text="💬 3\nKomentar"
+                    android:textColor="@color/black_soft"
+                    android:textSize="12sp"
+                    android:textStyle="bold" />
+
+            </LinearLayout>
+
+            <TextView
+                android:id="@+id/txtKomentarTitle"
+                android:layout_width="match_parent"
+                android:layout_height="wrap_content"
+                android:layout_marginTop="16dp"
+                android:text="Komentar Pengguna"
+                android:textColor="@color/black_soft"
+                android:textSize="14sp"
+                android:textStyle="bold" />
+
+            <TextView
+                android:id="@+id/txtKomentar1"
+                android:layout_width="match_parent"
+                android:layout_height="wrap_content"
+                android:layout_marginTop="10dp"
+                android:background="@drawable/bg_comment_item"
+                android:padding="12dp"
+                android:text="Sofyan Agung\nAplikasinya mudah digunakan dan tampilannya enak dilihat, ada unsur-unsur jawanya sesuai suku saya hehe."
+                android:textColor="@color/black_soft"
+                android:textSize="12sp" />
+
+            <TextView
+                android:id="@+id/txtKomentar2"
+                android:layout_width="match_parent"
+                android:layout_height="wrap_content"
+                android:layout_marginTop="8dp"
+                android:background="@drawable/bg_comment_item"
+                android:padding="12dp"
+                android:text="Satrio Adjie Wicaksono\nMateri pembelajarannya mantap-mantap, saya langsung mengerti ketika belajar disini!"
+                android:textColor="@color/black_soft"
+                android:textSize="12sp" />
+
+            <TextView
+                android:id="@+id/txtKomentar3"
+                android:layout_width="match_parent"
+                android:layout_height="wrap_content"
+                android:layout_marginTop="8dp"
+                android:background="@drawable/bg_comment_item"
+                android:padding="12dp"
+                android:text="Abid Fadli Junaedi\nFitur-fitur di aplikasi ini lumayan lengkap, apa lagi ada forum diskusi untuk menanyakan sesuatu terkait materi disini."
+                android:textColor="@color/black_soft"
+                android:textSize="12sp" />
+
         </LinearLayout>
-    </LinearLayout>
-
-</androidx.constraintlayout.widget.ConstraintLayout>
+
+    </androidx.constraintlayout.widget.ConstraintLayout>
+</ScrollView>
<!-- resource entries referenced after the edit -->
@@ -1,5 +1,6 @@
 <!-- resources referenced by this layout -->
 <resources>
+  <color name="black_soft">#111827</color>
   <color name="blue_primary">#2563EB</color>
   <color name="white">#FFFFFF</color>
   <!-- drawable bg_button_outline (drawable) -->
@@ -26,16 +27,15 @@
       android:color="#D1D5DB" />
   <corners android:radius="16dp" />
   </shape>
-  <!-- drawable bg_feature_box (drawable) -->
+  <!-- drawable bg_comment_item (drawable) -->
   <?xml version="1.0" encoding="utf-8"?>
   <shape xmlns:android="http://schemas.android.com/apk/res/android">
-      <solid android:color="@color/black_soft"/>
-      <corners android:radius="24dp"/>
+      <solid android:color="#F3F4F6" />
+      <corners android:radius="12dp" />
   </shape>
   <!-- drawable image_login: jpg bitmap (drawable, 17799 bytes) -->
   <!-- drawable image_student: jpg bitmap (drawable, 52410 bytes) -->
   <style name="Theme.JawaAkademik" parent="Base.Theme.JawaAkademik" />
-  <color name="black_soft">#111827</color>
   <style name="Base.Theme.JawaAkademik" parent="Theme.Material3.DayNight.NoActionBar">
           
           
